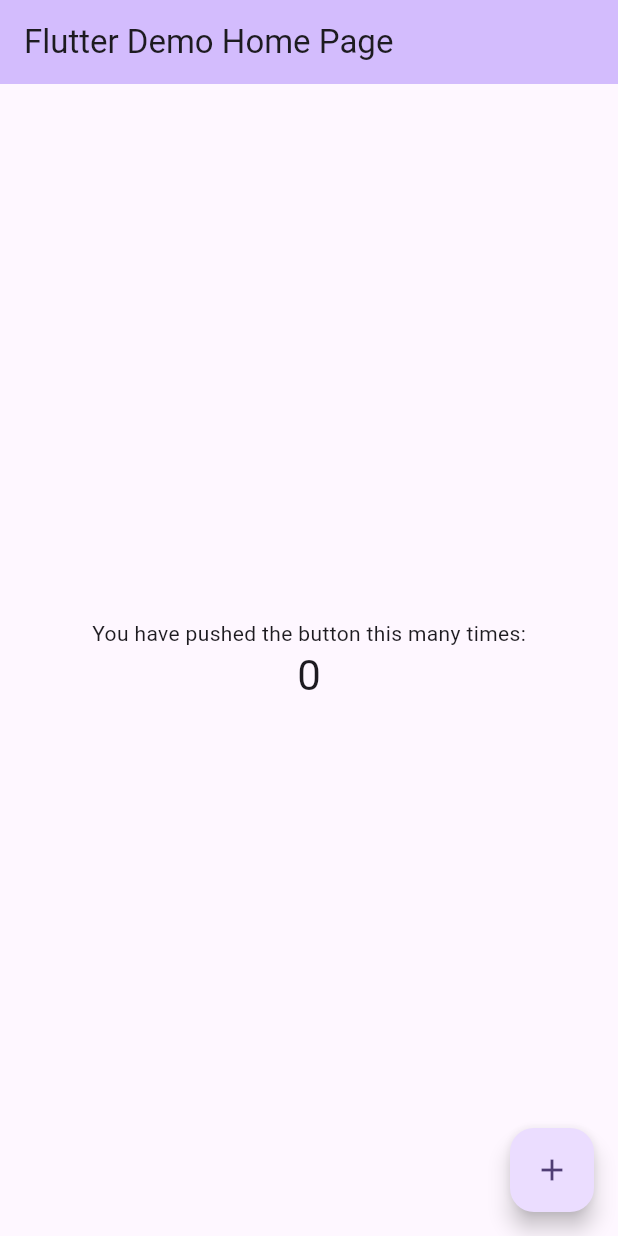
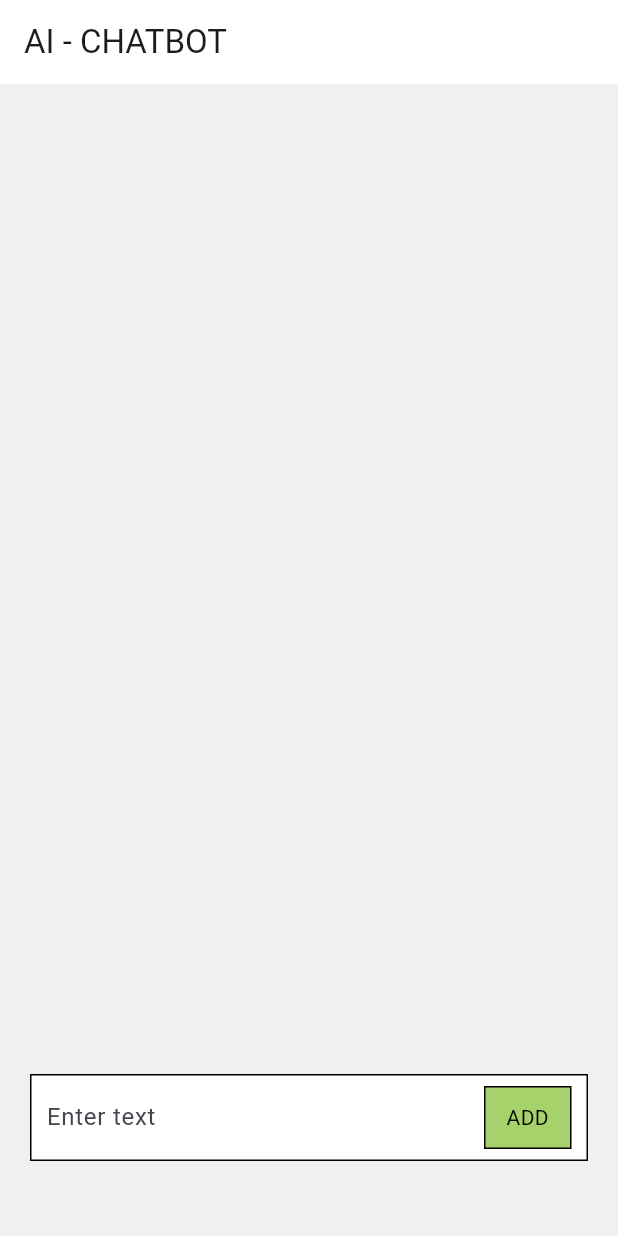
Before and after one commit to Raniya123/ai-chat-bot, a Flutter app: the screen it shows after launch, on a phone screen of 412 x 824 dp. Run offline on Flutter 3.47's test engine with Material 3 defaults, Android fonts, the phone set to English and light mode, and no system bars; our stand-ins replace flutter_gemini, flutter_markdown, get, lottie.

Commit message:
version 1.0.2

```diff
--- /dev/null
+++ b/lib/controller/chat_controller.dart
@@ -0,0 +1,45 @@
+import 'package:flutter/material.dart';
+import 'package:flutter_gemini/flutter_gemini.dart';
+import 'package:get/get.dart';
+import '../model/model.dart';
+
+class ChatController extends GetxController {
+  final _messages = <Message>[].obs;
+  List<Message> get messages => _messages;
+  final gemini = Gemini.instance;
+  final geminiRsp = ''.obs;
+  final isLoading = false.obs;
+
+  final TextEditingController userChatController = TextEditingController();
+  void addMessage(String senderName, String body) {
+    final message = Message(
+      senderName: senderName,
+      body: body,
+    );
+    _messages.insert(0, message); // Add message to the beginning of the list
+    update();
+  }
+
+  Future<void> sendMessageToGemini(
+      String senderName, String messageText) async {
+    isLoading.value = true;
+    // Add the user's message
+    addMessage(senderName, messageText);
+
+    // Simulate sending the message to Gemini AI and receiving a response
+    final responseText = await getGeminiResponse(messageText);
+
+    // Add Gemini AI's response
+    addMessage('Gemini AI', responseText);
+    isLoading.value = false;
+    update();
+  }
+
+  Future<String> getGeminiResponse(String messageText) async {
+    await gemini
+        .text(messageText)
+        .then((value) => geminiRsp.value = value!.output ?? "No responce")
+        .catchError((e) => print(e));
+    return geminiRsp.value;
+  }
+}
--- /dev/null
+++ b/lib/controller/home_controller.dart
@@ -0,0 +1,3 @@
+import 'package:get/get.dart';
+
+class ThemeController extends GetxController {}
--- /dev/null
+++ b/lib/controller/theme_controller.dart
@@ -0,0 +1,19 @@
+import 'package:flutter/material.dart';
+import 'package:get/get.dart';
+import '../theme/theme.dart';
+
+class ThemeController extends GetxController {
+  // Initial theme mode
+  var isDarkMode = false.obs;
+
+  ThemeMode get themeMode =>
+      isDarkMode.value ? ThemeMode.dark : ThemeMode.light;
+
+  void toggleTheme() {
+    isDarkMode.value = !isDarkMode.value;
+  }
+
+  ThemeData get lightTheme => AppThemes.lightTheme;
+
+  ThemeData get darkTheme => AppThemes.darkTheme;
+}
--- a/lib/main.dart
+++ b/lib/main.dart
@@ -1,125 +1,30 @@
+import 'package:ai_chat_bot/controller/chat_controller.dart';
+import 'package:ai_chat_bot/controller/theme_controller.dart';
+import 'package:ai_chat_bot/view/home_view.dart';
 import 'package:flutter/material.dart';
+import 'package:flutter_gemini/flutter_gemini.dart';
+import 'package:get/get.dart';
 
 void main() {
-  runApp(const MyApp());
+  Gemini.init(apiKey: 'AIzaSyDvCHXHHWiC2xYVBYRKHuKZtVX_TFMLxGE');
+  runApp(MyApp());
 }
 
 class MyApp extends StatelessWidget {
-  const MyApp({super.key});
-
-  // This widget is the root of your application.
-  @override
-  Widget build(BuildContext context) {
-    return MaterialApp(
-      title: 'Flutter Demo',
-      theme: ThemeData(
-        // This is the theme of your application.
-        //
-        // TRY THIS: Try running your application with "flutter run". You'll see
-        // the application has a purple toolbar. Then, without quitting the app,
-        // try changing the seedColor in the colorScheme below to Colors.green
-        // and then invoke "hot reload" (save your changes or press the "hot
-        // reload" button in a Flutter-supported IDE, or press "r" if you used
-        // the command line to start the app).
-        //
-        // Notice that the counter didn't reset back to zero; the application
-        // state is not lost during the reload. To reset the state, use hot
-        // restart instead.
-        //
-        // This works for code too, not just values: Most code changes can be
-        // tested with just a hot reload.
-        colorScheme: ColorScheme.fromSeed(seedColor: Colors.deepPurple),
-        useMaterial3: true,
-      ),
-      home: const MyHomePage(title: 'Flutter Demo Home Page'),
-    );
-  }
-}
-
-class MyHomePage extends StatefulWidget {
-  const MyHomePage({super.key, required this.title});
-
-  // This widget is the home page of your application. It is stateful, meaning
-  // that it has a State object (defined below) that contains fields that affect
-  // how it looks.
-
-  // This class is the configuration for the state. It holds the values (in this
-  // case the title) provided by the parent (in this case the App widget) and
-  // used by the build method of the State. Fields in a Widget subclass are
-  // always marked "final".
-
-  final String title;
-
-  @override
-  State<MyHomePage> createState() => _MyHomePageState();
-}
-
-class _MyHomePageState extends State<MyHomePage> {
-  int _counter = 0;
-
-  void _incrementCounter() {
-    setState(() {
-      // This call to setState tells the Flutter framework that something has
-      // changed in this State, which causes it to rerun the build method below
-      // so that the display can reflect the updated values. If we changed
-      // _counter without calling setState(), then the build method would not be
-      // called again, and so nothing would appear to happen.
-      _counter++;
-    });
-  }
+  MyApp({super.key});
+  final ThemeController themeController = Get.put(ThemeController());
 
   @override
   Widget build(BuildContext context) {
-    // This method is rerun every time setState is called, for instance as done
-    // by the _incrementCounter method above.
-    //
-    // The Flutter framework has been optimized to make rerunning build methods
-    // fast, so that you can just rebuild anything that needs updating rather
-    // than having to individually change instances of widgets.
-    return Scaffold(
-      appBar: AppBar(
-        // TRY THIS: Try changing the color here to a specific color (to
-        // Colors.amber, perhaps?) and trigger a hot reload to see the AppBar
-        // change color while the other colors stay the same.
-        backgroundColor: Theme.of(context).colorScheme.inversePrimary,
-        // Here we take the value from the MyHomePage object that was created by
-        // the App.build method, and use it to set our appbar title.
-        title: Text(widget.title),
-      ),
-      body: Center(
-        // Center is a layout widget. It takes a single child and positions it
-        // in the middle of the parent.
-        child: Column(
-          // Column is also a layout widget. It takes a list of children and
-          // arranges them vertically. By default, it sizes itself to fit its
-          // children horizontally, and tries to be as tall as its parent.
-          //
-          // Column has various properties to control how it sizes itself and
-          // how it positions its children. Here we use mainAxisAlignment to
-          // center the children vertically; the main axis here is the vertical
-          // axis because Columns are vertical (the cross axis would be
-          // horizontal).
-          //
-          // TRY THIS: Invoke "debug painting" (choose the "Toggle Debug Paint"
-          // action in the IDE, or press "p" in the console), to see the
-          // wireframe for each widget.
-          mainAxisAlignment: MainAxisAlignment.center,
-          children: <Widget>[
-            const Text(
-              'You have pushed the button this many times:',
-            ),
-            Text(
-              '$_counter',
-              style: Theme.of(context).textTheme.headlineMedium,
-            ),
-          ],
-        ),
-      ),
-      floatingActionButton: FloatingActionButton(
-        onPressed: _incrementCounter,
-        tooltip: 'Increment',
-        child: const Icon(Icons.add),
-      ), // This trailing comma makes auto-formatting nicer for build methods.
-    );
+    return Obx(() {
+      return GetMaterialApp(
+        debugShowCheckedModeBanner: false,
+        title: 'AI CHATBOT',
+        theme: themeController.lightTheme,
+        darkTheme: themeController.darkTheme,
+        themeMode: themeController.themeMode,
+        home: HomeView(),
+      );
+    });
   }
 }
--- /dev/null
+++ b/lib/model/message.dart
@@ -0,0 +1,11 @@
+class Message {
+  final String senderName;
+  final String body;
+  final DateTime createdAt;
+
+  Message({
+    required this.senderName,
+    required this.body,
+    DateTime? createdAt,
+  }) : createdAt = createdAt ?? DateTime.now();
+}
--- /dev/null
+++ b/lib/model/model.dart
@@ -0,0 +1 @@
+export './message.dart';
--- /dev/null
+++ b/lib/theme/assets.dart
@@ -0,0 +1,4 @@
+abstract class Assets {
+  static const _assets = 'assets';
+  static const loading = '$_assets/loading.json';
+}
--- /dev/null
+++ b/lib/theme/theme.dart
@@ -0,0 +1,35 @@
+import 'package:flutter/material.dart';
+
+class AppThemes {
+  static Color headerBgColor = Colors.white;
+  static Color greenColor = const Color(0xFF69B409);
+  static Color orgColor = const Color(0xFFFF9900);
+  static final ThemeData lightTheme = ThemeData(
+    scaffoldBackgroundColor: const Color(0xFFF0F0F0),
+    primaryColor: const Color(0xFF69B409),
+    brightness: Brightness.light,
+    fontFamily: 'Roboto',
+    textTheme: const TextTheme(
+      bodyLarge: TextStyle(color: Colors.black),
+      bodyMedium: TextStyle(color: Colors.black),
+    ),
+  );
+
+  static final ThemeData darkTheme = ThemeData(
+    primaryColor: const Color(0xFF69B409),
+    brightness: Brightness.dark,
+    fontFamily: 'Roboto',
+    textTheme: const TextTheme(
+      bodyLarge: TextStyle(color: Colors.white),
+      bodyMedium: TextStyle(color: Colors.white),
+    ),
+  );
+
+  static AppBar mainAppBar(String title) {
+    return AppBar(
+      backgroundColor: AppThemes.headerBgColor,
+      centerTitle: false,
+      title: Text(title),
+    );
+  }
+}
--- /dev/null
+++ b/lib/view/home_view.dart
@@ -0,0 +1,119 @@
+import 'package:ai_chat_bot/controller/chat_controller.dart';
+import 'package:ai_chat_bot/theme/assets.dart';
+import 'package:flutter/foundation.dart';
+import 'package:flutter/material.dart';
+import 'package:ai_chat_bot/theme/theme.dart';
+import 'package:get/get.dart';
+import 'package:flutter_markdown/flutter_markdown.dart';
+import 'package:lottie/lottie.dart';
+
+class HomeView extends StatelessWidget {
+  HomeView({super.key});
+  final _chat = Get.put(ChatController());
+  @override
+  @override
+  Widget build(BuildContext context) {
+    return Scaffold(
+      appBar: AppThemes.mainAppBar("AI - CHATBOT"),
+      body: Container(
+        padding: const EdgeInsets.symmetric(vertical: 50, horizontal: 20),
+        child: Column(
+          verticalDirection: VerticalDirection.up,
+          children: [
+            Container(
+              padding: const EdgeInsets.symmetric(horizontal: 10),
+              decoration: BoxDecoration(
+                color: Colors.white,
+                border: Border.all(color: Colors.black),
+              ),
+              child: Row(
+                children: [
+                  Expanded(
+                    flex: 5,
+                    child: TextField(
+                      controller: _chat.userChatController,
+                      onChanged: (value) {
+                        if (kDebugMode) {
+                          print(value);
+                        }
+                      },
+                      decoration: const InputDecoration(
+                        floatingLabelBehavior: FloatingLabelBehavior.never,
+                        border: InputBorder.none,
+                        labelText: 'Enter text',
+                      ),
+                    ),
+                  ),
+                  Expanded(
+                      child: GestureDetector(
+                    onTap: () {
+                      _chat.sendMessageToGemini(
+                          "me", _chat.userChatController.text);
+                    },
+                    child: Container(
+                      padding: const EdgeInsets.all(10),
+                      decoration: BoxDecoration(
+                        color: AppThemes.greenColor.withOpacity(0.6),
+                        border: Border.all(color: Colors.black),
+                      ),
+                      child: const Text(
+                        "ADD",
+                        textAlign: TextAlign.center,
+                      ),
+                    ),
+                  )),
+                ],
+              ),
+            ),
+            Obx(
+              () => _chat.isLoading.value
+                  ? Lottie.asset(
+                      fit: BoxFit.fitHeight,
+                      Assets.loading,
+                      height: 60,
+                    )
+                  : const SizedBox(
+                      height: 20,
+                    ),
+            ),
+            Expanded(
+                child: Obx(() => ListView.builder(
+                    padding: const EdgeInsets.all(0),
+                    reverse: true, // to add new items from bottom to top
+                    itemCount: _chat.messages.length,
+                    itemBuilder: (context, index) {
+                      return Container(
+                        padding: const EdgeInsets.all(10),
+                        margin: const EdgeInsets.only(top: 10),
+                        decoration: BoxDecoration(
+                          color: index % 2 == 0
+                              ? AppThemes.orgColor
+                              : AppThemes.greenColor,
+                          border: Border.all(width: 0),
+                        ),
+                        child: Column(
+                          crossAxisAlignment: CrossAxisAlignment.start,
+                          children: [
+                            Text(
+                              _chat.messages[index].senderName,
+                              maxLines: 10,
+                              style: const TextStyle(
+                                  fontSize: 12, fontWeight: FontWeight.w900),
+                            ),
+                            Padding(
+                              padding:
+                                  const EdgeInsets.symmetric(vertical: 8.0),
+                              child: MarkdownBody(
+                                data: _chat.messages[index].body,
+                              ),
+                            )
+                          ],
+                        ),
+                      );
+                    })))
+          ],
+        ),
+      ),
+    );
+  }
+}
--- a/pubspec.yaml
+++ b/pubspec.yaml
@@ -33,6 +33,9 @@ dependencies:
 
 
   flutter_gemini: ^2.0.4
+  get: ^4.6.6
+  flutter_markdown: ^0.7.1
+  lottie: ^3.1.2
 
 
   # The following adds the Cupertino Icons font to your application.
@@ -62,7 +65,8 @@ flutter:
   uses-material-design: true
 
   # To add assets to your application, add an assets section, like this:
-  # assets:
+  assets:
+      - assets/
   #   - images/a_dot_burr.jpeg
   #   - images/a_dot_ham.jpeg
 
```
Also changed, not shown: assets/loading.json (added, +1 -0 lines), pubspec.lock, 43 other files.
